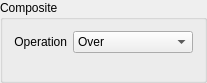
Old version of the form src/plugins/rv-packages/session_manager/composite.ui in the repository AcademySoftwareFoundation/OpenRV.
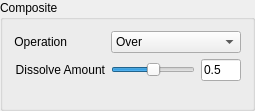
New version of the form.

Commit message: Added dissolve blend functionality with configurable UI slider and shaders support to the StackIPNode

```diff
--- a/src/plugins/rv-packages/session_manager/composite.ui
+++ b/src/plugins/rv-packages/session_manager/composite.ui
@@ -2,14 +2,6 @@
 <ui version="4.0">
  <class>GroupBox</class>
  <widget class="QGroupBox" name="GroupBox">
-  <property name="geometry">
-   <rect>
-    <x>0</x>
-    <y>0</y>
-    <width>207</width>
-    <height>83</height>
-   </rect>
-  </property>
   <property name="windowTitle">
    <string>GroupBox</string>
   </property>
@@ -51,7 +43,56 @@
      </item>
     </widget>
    </item>
+   <item row="1" column="0">
+    <widget class="QLabel" name="dissolveLabel">
+     <property name="text">
+      <string>Dissolve Amount</string>
+     </property>
+     <property name="alignment">
+      <set>Qt::AlignRight|Qt::AlignTrailing|Qt::AlignVCenter</set>
+     </property>
+    </widget>
+   </item>
    <item row="1" column="1">
+    <layout class="QHBoxLayout" name="dissolveLayout">
+     <item>
+      <widget class="QSlider" name="dissolveSlider">
+       <property name="minimum">
+        <number>0</number>
+       </property>
+       <property name="maximum">
+        <number>100</number>
+       </property>
+       <property name="value">
+        <number>50</number>
+       </property>
+       <property name="orientation">
+        <enum>Qt::Horizontal</enum>
+       </property>
+       <property name="toolTip">
+        <string>Dissolve amount (0-100%)</string>
+       </property>
+      </widget>
+     </item>
+     <item>
+      <widget class="QLineEdit" name="dissolveLineEdit">
+       <property name="maximumSize">
+        <size>
+         <width>40</width>
+         <height>16777215</height>
+        </size>
+       </property>
+       <property name="text">
+        <string>0.5</string>
+       </property>
+       <property name="toolTip">
+        <string>Dissolve amount (0.0 to 1.0)</string>
+       </property>
+      </widget>
+     </item>
+    </layout>
+   </item>
+   <item row="2" column="1">
     <spacer name="verticalSpacer">
      <property name="orientation">
       <enum>Qt::Vertical</enum>
```
Left out of the diff: 5 changed lines with no effect on the pictures. The commit also changes 11 other files.
